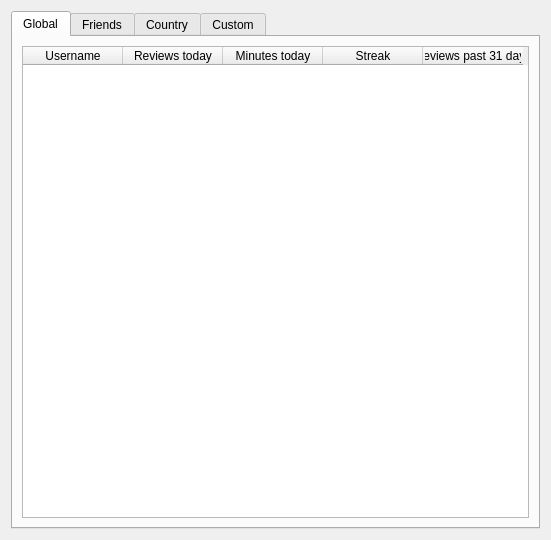
Above: designer/Leaderboard.ui from ThoreBor/Anki_Leaderboard before the change. Below: the same form after it.
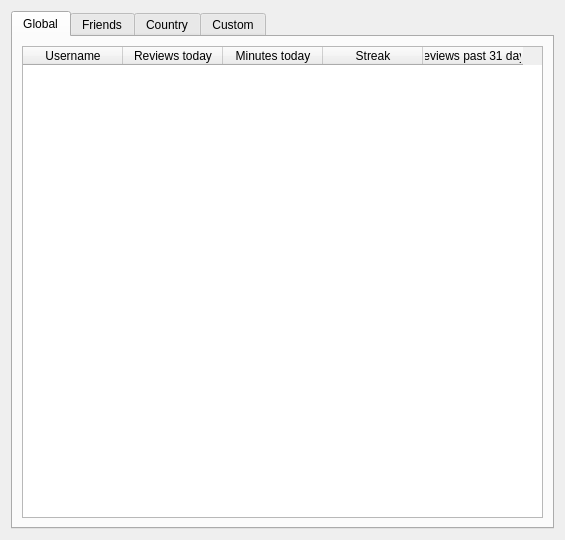
That is the form after the change. Icons and pictures are not drawn.

What changed in the file:
```diff
--- a/designer/Leaderboard.ui
+++ b/designer/Leaderboard.ui
@@ -6,7 +6,7 @@
    <rect>
     <x>0</x>
     <y>0</y>
-    <width>551</width>
+    <width>565</width>
     <height>540</height>
    </rect>
   </property>
```
